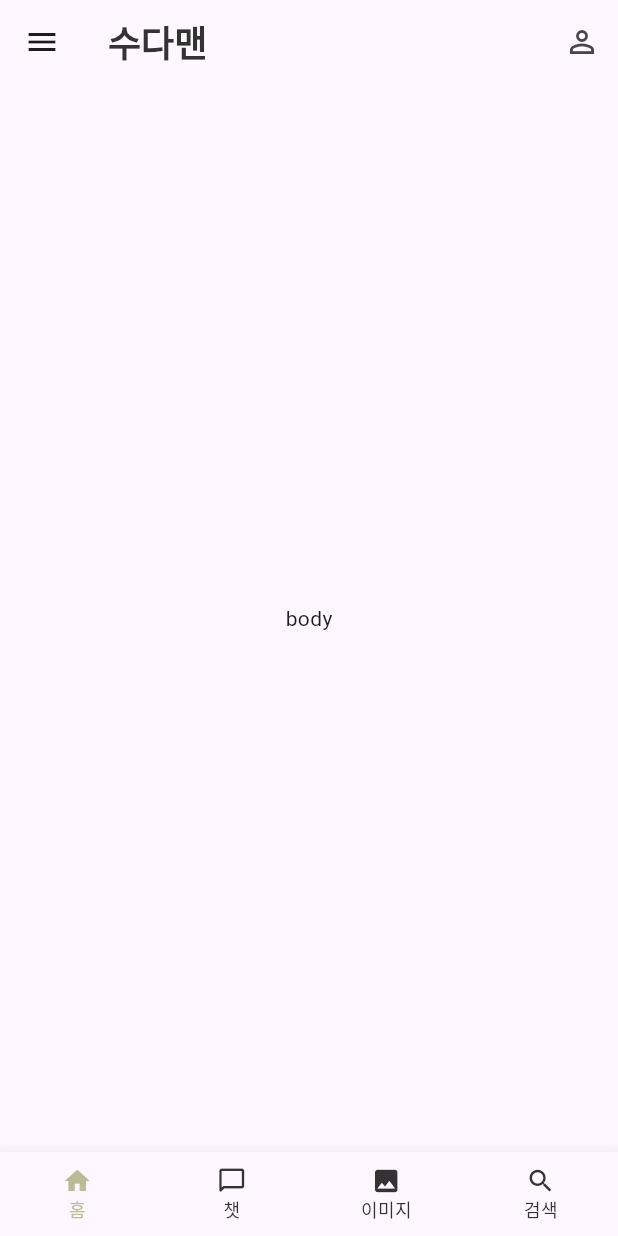
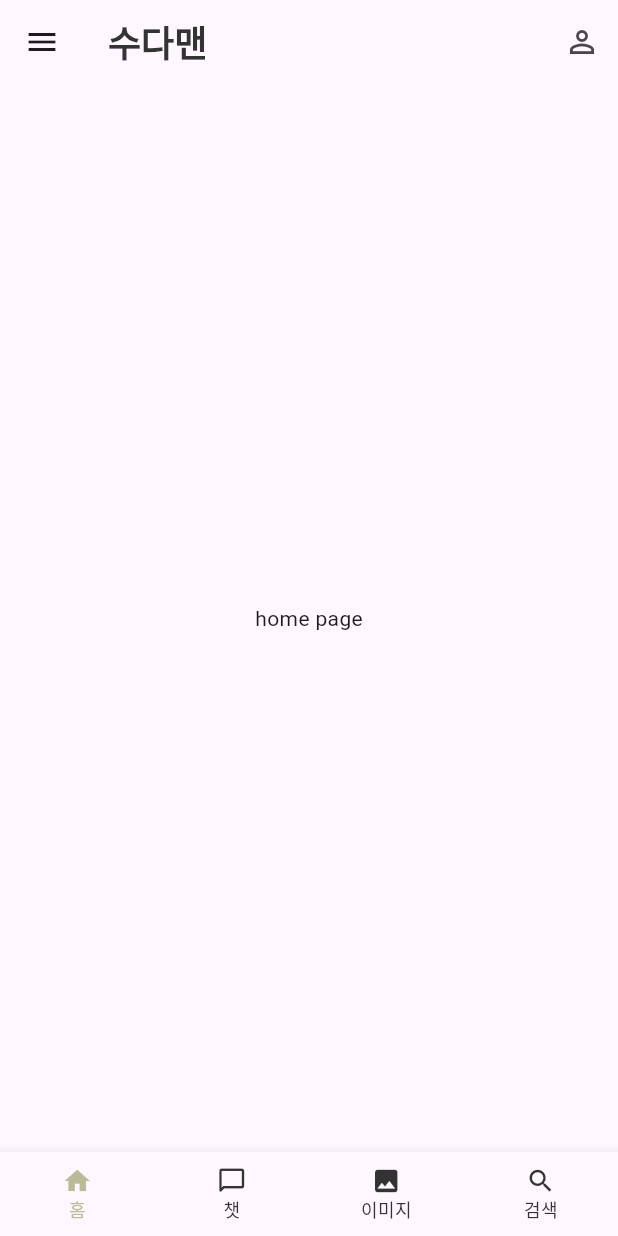
Before and after one commit to janry24/chat_sudaman_app, a Flutter app: the screen it shows after launch, on a phone screen of 412 x 824 dp. Run offline on Flutter 3.47's test engine with Material 3 defaults, Android fonts, the phone set to English and light mode, and no system bars; our stand-ins replace dio, flutter_svg; Roboto replaces fonts that are missing (NotoSansKR).

Commit message:
각 화면 파일 추가 / provider, dio 설치

```diff
--- a/lib/home/home.dart
+++ b/lib/home/home.dart
@@ -1,16 +1,34 @@
+import 'package:chat_sudaman_app/chatGPT/chat_gpt_page.dart';
 import 'package:chat_sudaman_app/defines/color_defines.dart';
 import 'package:chat_sudaman_app/defines/font_defines.dart';
+import 'package:chat_sudaman_app/home/home_page.dart';
+import 'package:chat_sudaman_app/imageGPT/image_gpt_page.dart';
+import 'package:chat_sudaman_app/search/search_page.dart';
 import 'package:flutter/material.dart';
 
-class Home extends StatelessWidget {
+class Home extends StatefulWidget {
   const Home({super.key});
+
+  @override
+  State<Home> createState() => _HomeState();
+}
+
+class _HomeState extends State<Home> {
+  int _selectedIndex = 0; // 현재 선택된 아이템 인덱스
+
+  final List<Widget> _pages = [
+    const HomePage(),
+    const ChatGPTPage(),
+    const ImageGPTPage(),
+    const SearchPage(),
+  ];
 
   @override
   Widget build(BuildContext context) {
     return Scaffold(
       drawer: const Drawer(
         backgroundColor: ColorDefines.bgWhite,
-        child: Center(child: Text('asd'),),
+        child: Center(child: Text('drawer menu'),),
       ),
       appBar: AppBar(
         title: Text('수다맨', style: FontDefines.headlineTitle),
@@ -21,7 +39,7 @@ class Home extends StatelessWidget {
           )
         ],
       ),
-      body: const Center(child: Text('body'),),
+      body: _pages[_selectedIndex],
       bottomNavigationBar: BottomNavigationBar(
         type: BottomNavigationBarType.fixed,
         items: const [
@@ -35,7 +53,15 @@ class Home extends StatelessWidget {
         selectedFontSize: 12,
         unselectedItemColor: ColorDefines.iconDark,
         unselectedFontSize: 12,
+        currentIndex: _selectedIndex, // 현재 선택된 아이템 인덱스
+        onTap: _onItemTapped, // 아이템을 탭했을 때 처리할 함수
       ),
     );
   }
+
+  void _onItemTapped(int index) {
+    setState(() {
+      _selectedIndex = index; // 선택된 아이템 인덱스 업데이트
+    });
+  }
 }
--- /dev/null
+++ b/lib/home/home_page.dart
@@ -0,0 +1,10 @@
+import 'package:flutter/material.dart';
+
+class HomePage extends StatelessWidget {
+  const HomePage({super.key});
+
+  @override
+  Widget build(BuildContext context) {
+    return const Center(child: Text('home page'),);
+  }
+}
--- a/lib/main.dart
+++ b/lib/main.dart
@@ -1,6 +1,6 @@
 import 'package:chat_sudaman_app/defines/color_defines.dart';
 import 'package:chat_sudaman_app/home/home.dart';
-import 'package:chat_sudaman_app/login/login.dart';
+import 'package:chat_sudaman_app/login/login_page.dart';
 import 'package:flutter/material.dart';
 
 void main() {
--- a/pubspec.yaml
+++ b/pubspec.yaml
@@ -36,6 +36,8 @@ dependencies:
   # Use with the CupertinoIcons class for iOS style icons.
   cupertino_icons: ^1.0.2
   flutter_svg: ^2.0.10+1
+  provider: ^6.1.2
+  dio: ^5.4.1
 
 dev_dependencies:
   flutter_test:
```
Also changed, not shown: lib/chatGPT/chat_gpt_class.dart (added, +9 -0 lines), lib/chatGPT/chat_gpt_page.dart (added, +63 -0 lines), lib/chatGPT/chat_gpt_service.dart (added, +19 -0 lines), lib/imageGPT/image_gpt_page.dart (added, +10 -0 lines), lib/search/search_page.dart (added, +10 -0 lines), lib/login/login_page.dart (renamed from lib/login/login.dart), pubspec.lock.
